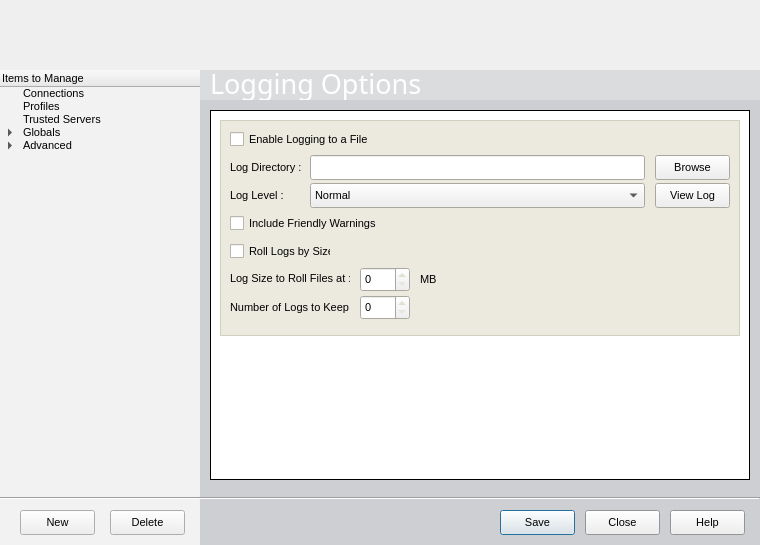
First picture: the form in xsupplicant-ui/Skins/Default/ConfigWindow.ui, repository Zero3K/xsupplicant, before the edit.
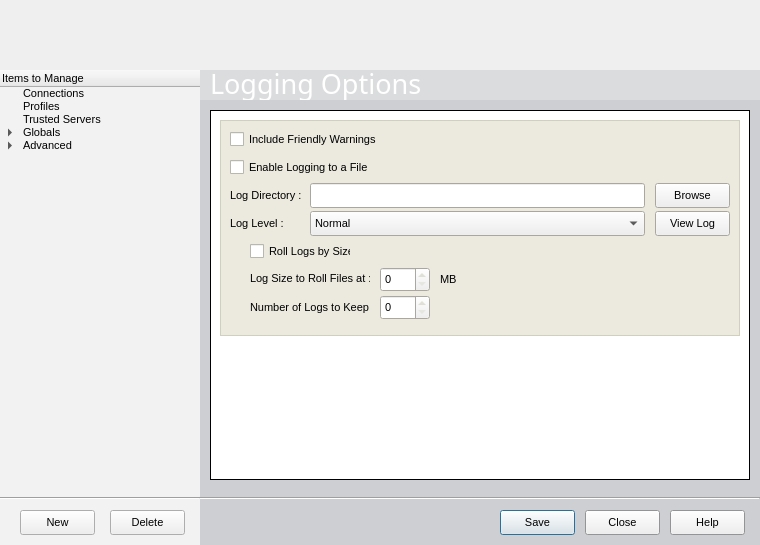
Second picture: the form after the edit. The open tabs and pages were chosen to show the change. Icons and pictures are not drawn.

Commit message: Re-ordered some of the log options in the configuration windows to make more sense.  Also I fixed the tab order that got messed up with some changes that were added during the last release.

Patch:
```diff
--- a/xsupplicant-ui/Skins/Default/ConfigWindow.ui
+++ b/xsupplicant-ui/Skins/Default/ConfigWindow.ui
@@ -11917,7 +11917,7 @@
         <property name="geometry" >
          <rect>
           <x>10</x>
-          <y>38</y>
+          <y>66</y>
           <width>71</width>
           <height>18</height>
          </rect>
@@ -11990,7 +11990,7 @@
         <property name="geometry" >
          <rect>
           <x>10</x>
-          <y>66</y>
+          <y>94</y>
           <width>71</width>
           <height>18</height>
          </rect>
@@ -12063,7 +12063,7 @@
         <property name="geometry" >
          <rect>
           <x>10</x>
-          <y>94</y>
+          <y>10</y>
           <width>421</width>
           <height>18</height>
          </rect>
@@ -12130,7 +12130,7 @@
         <property name="geometry" >
          <rect>
           <x>10</x>
-          <y>10</y>
+          <y>38</y>
           <width>421</width>
           <height>18</height>
          </rect>
@@ -12197,7 +12197,7 @@
         <property name="geometry" >
          <rect>
           <x>90</x>
-          <y>35</y>
+          <y>63</y>
           <width>335</width>
           <height>25</height>
          </rect>
@@ -12224,7 +12224,7 @@
         <property name="geometry" >
          <rect>
           <x>435</x>
-          <y>35</y>
+          <y>63</y>
           <width>75</width>
           <height>25</height>
          </rect>
@@ -12260,7 +12260,7 @@
         <property name="geometry" >
          <rect>
           <x>435</x>
-          <y>63</y>
+          <y>91</y>
           <width>75</width>
           <height>25</height>
          </rect>
@@ -12296,7 +12296,7 @@
         <property name="geometry" >
          <rect>
           <x>90</x>
-          <y>63</y>
+          <y>91</y>
           <width>335</width>
           <height>25</height>
          </rect>
@@ -12337,7 +12337,7 @@
        <widget class="QLabel" name="labelLoggingLogSizeUnits" >
         <property name="geometry" >
          <rect>
-          <x>200</x>
+          <x>220</x>
           <y>150</y>
           <width>46</width>
           <height>18</height>
@@ -12387,7 +12387,7 @@
        <widget class="QLabel" name="labelLoggingNumberOfLogs" >
         <property name="geometry" >
          <rect>
-          <x>10</x>
+          <x>30</x>
           <y>178</y>
           <width>120</width>
           <height>18</height>
@@ -12437,7 +12437,7 @@
        <widget class="QSpinBox" name="dataFieldLogSizeToRoll" >
         <property name="geometry" >
          <rect>
-          <x>140</x>
+          <x>160</x>
           <y>147</y>
           <width>50</width>
           <height>25</height>
@@ -12447,7 +12447,7 @@
        <widget class="QLabel" name="labelLoggingLogSizeToRoll" >
         <property name="geometry" >
          <rect>
-          <x>10</x>
+          <x>30</x>
           <y>150</y>
           <width>120</width>
           <height>16</height>
@@ -12497,7 +12497,7 @@
        <widget class="QCheckBox" name="dataCheckboxRollLogs" >
         <property name="geometry" >
          <rect>
-          <x>10</x>
+          <x>30</x>
           <y>122</y>
           <width>101</width>
           <height>18</height>
@@ -12547,7 +12547,7 @@
        <widget class="QSpinBox" name="dataFieldNumberOfLogs" >
         <property name="geometry" >
          <rect>
-          <x>140</x>
+          <x>160</x>
           <y>175</y>
           <width>50</width>
           <height>25</height>
```
Left out of the diff: 21 changed lines with no effect on the pictures.
